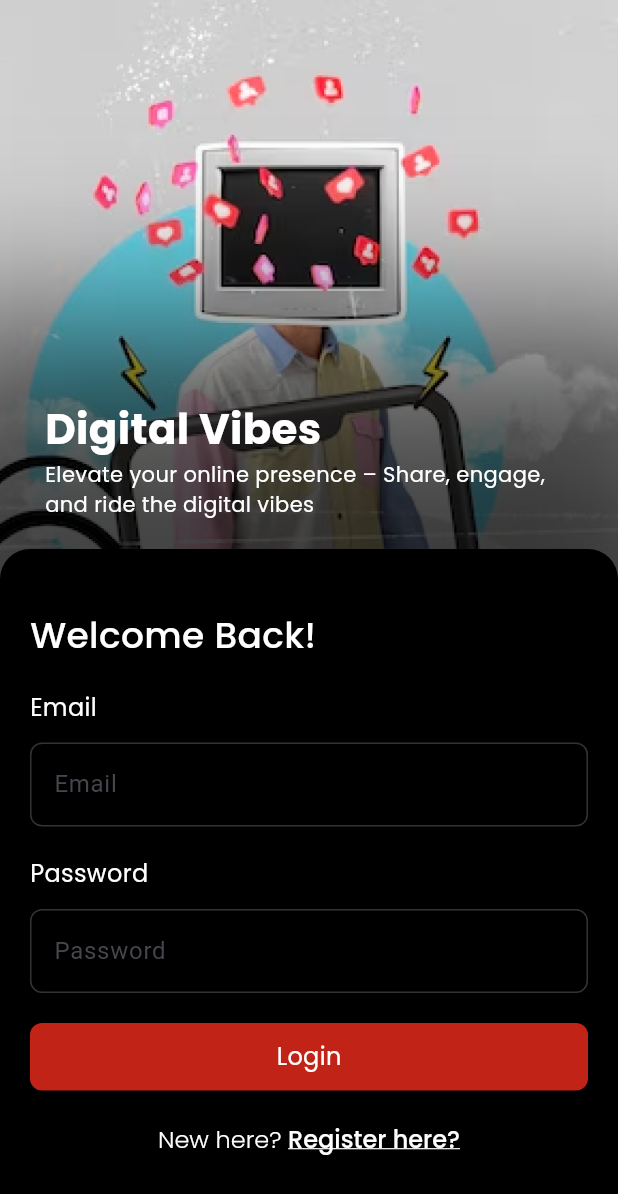
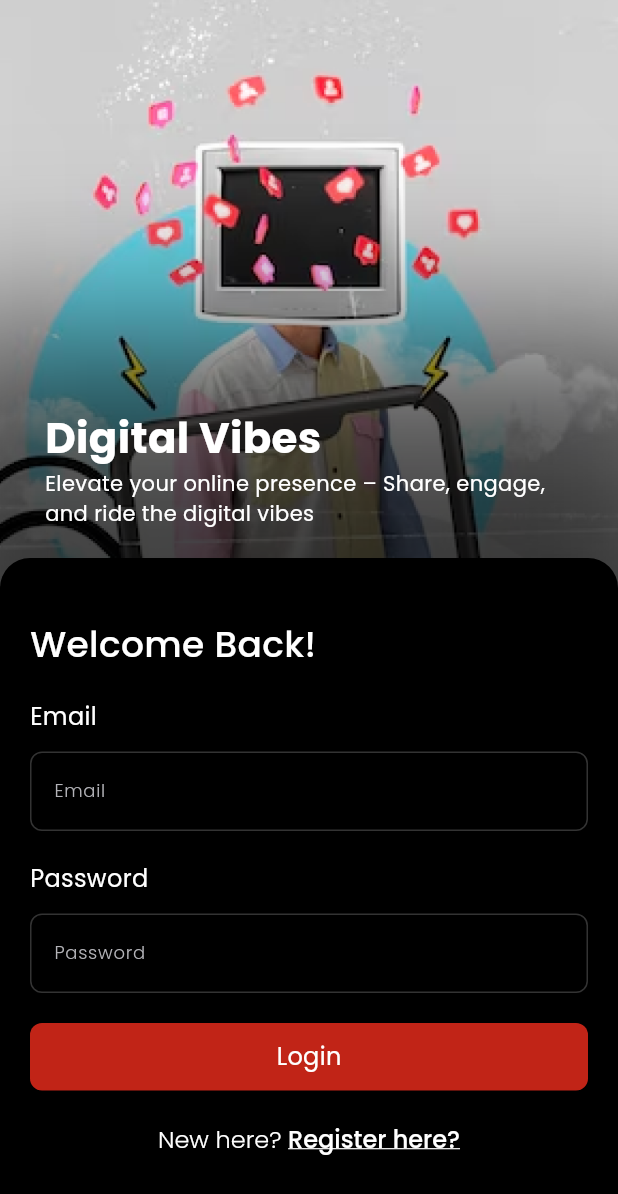
Before and after one commit to jhalto/deomon-project-2, a Flutter app: the LoginView widget shown alone on an empty page, opened directly, on a phone screen of 412 x 824 dp. Shown: the top 1194 px of the screen. Run offline on Flutter 3.47's test engine with Material 3 defaults, Android fonts, the phone set to English and light mode, and no system bars; our stand-ins replace get, google_fonts, sizer.

Commit message:
login done

```diff
--- a/lib/core/global_widgets/custom_button.dart
+++ b/lib/core/global_widgets/custom_button.dart
@@ -3,6 +3,7 @@ import 'package:flutter/material.dart';
 
 import '../const/app_colors.dart';
 
+// ignore: must_be_immutable
 class customButtonWidget extends StatelessWidget {
   String hint;
   VoidCallback function;
--- a/lib/core/global_widgets/custom_text_form_field.dart
+++ b/lib/core/global_widgets/custom_text_form_field.dart
@@ -1,11 +1,13 @@
 import 'package:demon_project_2/core/const/app_colors.dart';
+import 'package:demon_project_2/core/global_widgets/text_styles.dart';
 import 'package:flutter/material.dart';
 
 class CustomTextFormField extends StatelessWidget {
   TextEditingController controller;
   String hint;
+  FocusNode? focusNode;
   CustomTextFormField(
-      {super.key, required this.controller, required this.hint});
+      {super.key, required this.controller, required this.hint,this.focusNode});
 
   @override
   Widget build(BuildContext context) {
@@ -14,8 +16,14 @@ class CustomTextFormField extends StatelessWidget {
       width: double.infinity,
       child: TextFormField(
         controller: controller,
+        style: poppinsStyles(
+          14, AppColors.whiteColor, FontWeight.w300
+        ),
         decoration: InputDecoration(
-          hintText: hint,
+          labelText: hint,
+          labelStyle: poppinsStyles(
+            12, Color(0xff8B8B8Bd) , FontWeight.w300
+          ),
           enabledBorder: OutlineInputBorder(
             borderRadius: BorderRadius.circular(8),
             borderSide: BorderSide(
--- a/lib/features/auth/controllers/auth_controller.dart
+++ b/lib/features/auth/controllers/auth_controller.dart
@@ -4,4 +4,7 @@ import 'package:get/get.dart';
 class AuthController extends GetxController {
   TextEditingController emailController = TextEditingController();
   TextEditingController passwordController = TextEditingController();
+  FocusNode emailNode = FocusNode();
+  FocusNode passWordNode = FocusNode();
+
 }
--- a/lib/features/auth/views/login_view.dart
+++ b/lib/features/auth/views/login_view.dart
@@ -7,7 +7,6 @@ import 'package:demon_project_2/features/auth/controllers/auth_controller.dart';
 import 'package:demon_project_2/features/auth/widgets/login_bg.dart';
 import 'package:flutter/material.dart';
 import 'package:get/get.dart';
-
 import '../../../core/global_widgets/custom_button.dart';
 
 class LoginView extends StatelessWidget {
@@ -16,7 +15,12 @@ class LoginView extends StatelessWidget {
 
   @override
   Widget build(BuildContext context) {
-    return LoginBg(
+    bool isKeyBoardOpen = MediaQuery.of(context).viewInsets.bottom>0;
+    return GestureDetector(
+      onTap: (){
+        FocusScope.of(context).unfocus();
+      },
+      child: LoginBg(
         img: BgImagesPath.onBoarding10,
         widget: SizedBox(
           height: mHeight(context), // Ensure it takes full screen height
@@ -35,7 +39,7 @@ class LoginView extends StatelessWidget {
                     ),
                   ],
                 ),
-              child: Column(
+                child: isKeyBoardOpen?SizedBox(): Column(
                   mainAxisAlignment: MainAxisAlignment.end,
                   crossAxisAlignment: CrossAxisAlignment.start,
                   children: [
@@ -62,11 +66,11 @@ class LoginView extends StatelessWidget {
                 child: Column(
                   crossAxisAlignment: CrossAxisAlignment.start,
                   children: [
-                  Text(
+                   isKeyBoardOpen? SizedBox(): Text(
                       "Welcome Back!",
                       style: poppinsStyles(24, AppColors.whiteColor, FontWeight.w500),
                     ),
-                  SizedBox(height: 20),
+                    SizedBox(height: isKeyBoardOpen? 10: 20),
                     Text(
                       "Email",
                       style: poppinsStyles(16, AppColors.whiteColor, FontWeight.w400),
@@ -75,8 +79,9 @@ class LoginView extends StatelessWidget {
                     CustomTextFormField(
                       controller: controller.emailController,
                       hint: "Email",
+                      focusNode: controller.emailNode,
                     ),
-                  SizedBox(height: 20),
+                    SizedBox(height: isKeyBoardOpen? 10 : 20),
                     Text(
                       "Password",
                       style: poppinsStyles(16, AppColors.whiteColor, FontWeight.w400),
@@ -85,8 +90,9 @@ class LoginView extends StatelessWidget {
                     CustomTextFormField(
                       controller: controller.passwordController,
                       hint: "Password",
+                      focusNode: controller.passWordNode,
                     ),
-                  SizedBox(height: 20),
+                    SizedBox(height: isKeyBoardOpen?10: 20),
                     customButtonWidget(hint: "Login", function: () {}),
                     SizedBox(height: 20),
                     Align(
@@ -117,8 +123,8 @@ class LoginView extends StatelessWidget {
                     ),
                   ],
                 ).paddingOnly(
-                bottom: 53,
-                top: 40,
+                  bottom: isKeyBoardOpen?10: 53,
+                  top: isKeyBoardOpen?10: 40,
                   left: 20,
                   right: 20,
                 ),
@@ -126,6 +132,7 @@ class LoginView extends StatelessWidget {
             ],
           ),
         ),
+      ),
     );
   }
 }
--- a/lib/features/auth/widgets/login_bg.dart
+++ b/lib/features/auth/widgets/login_bg.dart
@@ -15,7 +15,7 @@ class LoginBg extends StatelessWidget {
           height:  double.infinity,
           decoration: BoxDecoration(
               image: DecorationImage(image: AssetImage(img), fit: BoxFit.cover)),
-          child: SingleChildScrollView(child: widget),
+          child: widget,
         ),
 
     );
```
Lines whose indentation alone changed are shown as unchanged.
